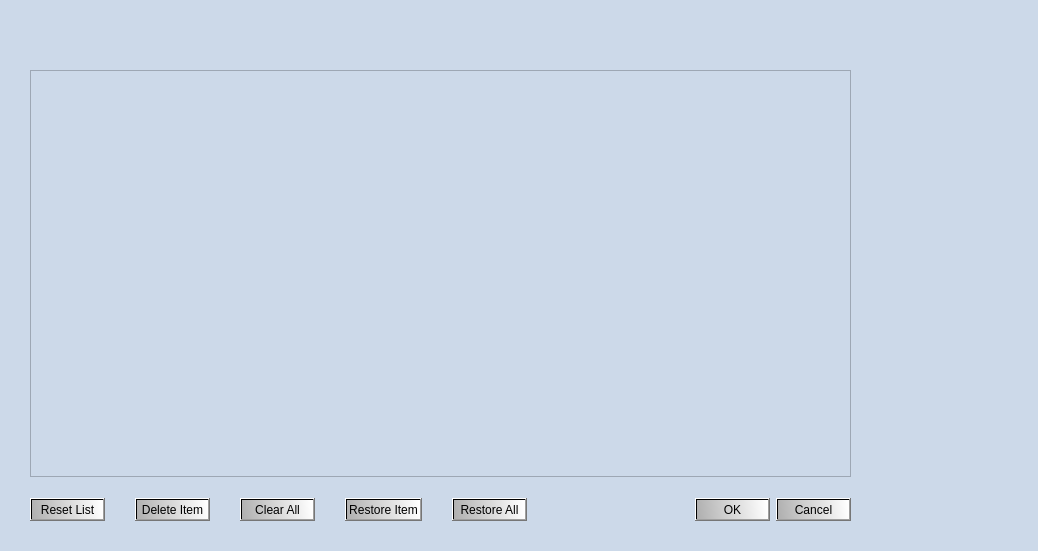
This is verklegt_vika_3/verklegt_GUI/UI/recycledbin.ui in vilhjalmur12/verklegt_1 as Qt 5 draws it before an edit. The edited form follows.
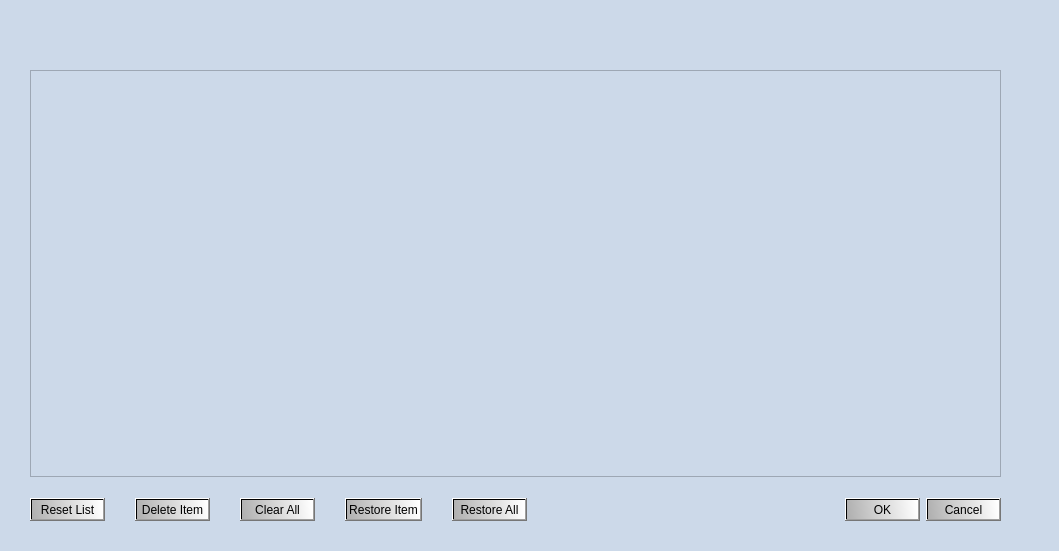
This is the edited form. Icons and pictures are not drawn.

Commit message: Recycle Bin scientists orðið ágætt, en taflan í computer er enn asnaleg

The edit to the form file:
```diff
--- a/verklegt_vika_3/verklegt_GUI/UI/recycledbin.ui
+++ b/verklegt_vika_3/verklegt_GUI/UI/recycledbin.ui
@@ -6,7 +6,7 @@
    <rect>
     <x>0</x>
     <y>0</y>
-    <width>1038</width>
+    <width>1059</width>
     <height>551</height>
    </rect>
   </property>
@@ -56,7 +56,7 @@
     <rect>
      <x>30</x>
      <y>70</y>
-     <width>821</width>
+     <width>971</width>
      <height>451</height>
     </rect>
    </property>
@@ -154,6 +154,9 @@
         </disabled>
        </palette>
       </property>
+      <property name="sizeAdjustPolicy">
+       <enum>QAbstractScrollArea::AdjustIgnored</enum>
+      </property>
       <property name="alternatingRowColors">
        <bool>true</bool>
       </property>
@@ -311,7 +314,7 @@
   <widget class="QLabel" name="label_head">
    <property name="geometry">
     <rect>
-     <x>220</x>
+     <x>300</x>
      <y>20</y>
      <width>411</width>
      <height>41</height>
```
